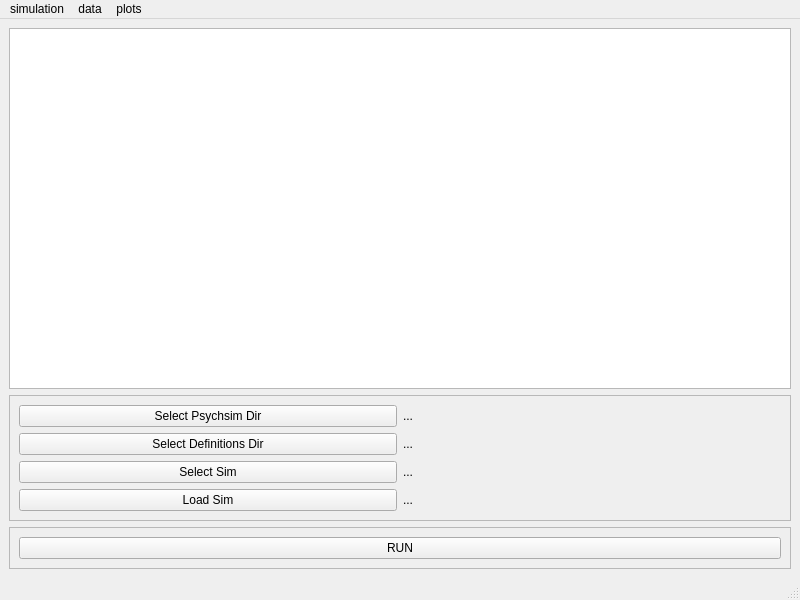
Old version of the form psychsim-gui-main.ui in the repository usc-psychsim/psychsim-eval-gui.
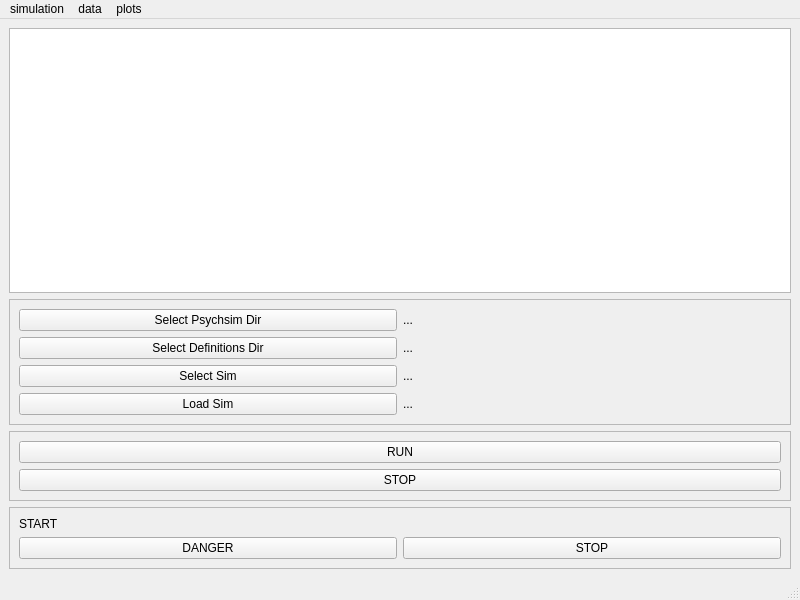
New version of the form.

Commit message: Implement begining of multithreading functionality

Patch:
```diff
--- a/psychsim-gui-main.ui
+++ b/psychsim-gui-main.ui
@@ -23,7 +23,7 @@
       <property name="frameShadow">
        <enum>QFrame::Raised</enum>
       </property>
-      <layout class="QHBoxLayout" name="horizontalLayout">
+      <layout class="QVBoxLayout" name="verticalLayout">
        <item>
         <widget class="QPushButton" name="run_sim_button">
          <property name="text">
@@ -31,6 +31,13 @@
          </property>
         </widget>
        </item>
+       <item>
+        <widget class="QPushButton" name="stop_sim_button">
+         <property name="text">
+          <string>STOP</string>
+         </property>
+        </widget>
+       </item>
       </layout>
      </widget>
     </item>
@@ -105,6 +112,39 @@
       </layout>
      </widget>
     </item>
+    <item row="4" column="0">
+     <widget class="QFrame" name="frame_3">
+      <property name="frameShape">
+       <enum>QFrame::StyledPanel</enum>
+      </property>
+      <property name="frameShadow">
+       <enum>QFrame::Raised</enum>
+      </property>
+      <layout class="QGridLayout" name="gridLayout_3">
+       <item row="1" column="1">
+        <widget class="QPushButton" name="b2">
+         <property name="text">
+          <string>STOP</string>
+         </property>
+        </widget>
+       </item>
+       <item row="1" column="0">
+        <widget class="QPushButton" name="b">
+         <property name="text">
+          <string>DANGER</string>
+         </property>
+        </widget>
+       </item>
+       <item row="0" column="0">
+        <widget class="QLabel" name="l">
+         <property name="text">
+          <string>START</string>
+         </property>
+        </widget>
+       </item>
+      </layout>
+     </widget>
+    </item>
    </layout>
   </widget>
   <widget class="QMenuBar" name="menubar">
```
Left out of the diff: 6 changed lines with no effect on the pictures. The commit also changes 2 other files.
